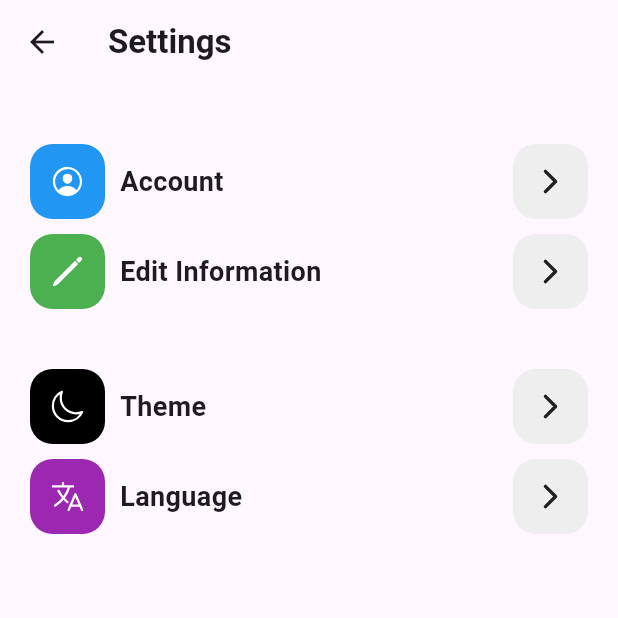
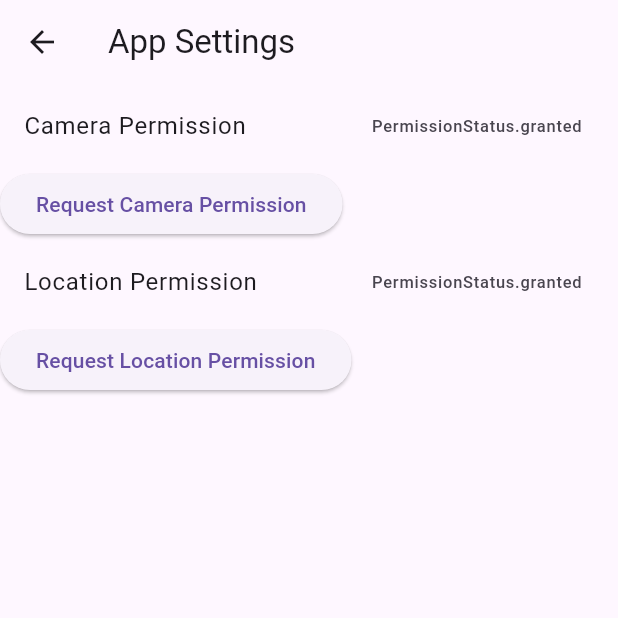
Before and after one commit to nkstriker007/Cycle-Management-System, a Flutter app: the SettingsScreen screen opened by its route, on a phone screen of 412 x 824 dp, the top half of it. Run offline on Flutter 3.47's test engine with Material 2 defaults, Android fonts, the phone set to English and light mode, and no system bars; our stand-ins replace cloud_firestore, firebase_auth, firebase_core, firebase_storage, fl_chart, get and 6 more; accounts and stored records are empty.

Commit message:
settings

```diff
--- a/lib/main.dart
+++ b/lib/main.dart
@@ -39,7 +39,7 @@ class MyApp extends StatelessWidget {
         AppRoutes.homeScreen: (context) => HomeScreen(),
         AppRoutes.signUpScreen: (context) => const SignUpScreen(),
         AppRoutes.splashScreen: (context) => const SplashScreen(),
-        '/settings':(context)=> const SettingsScreen(),
+        '/settings':(context)=> SettingsScreen(),
         '/current':(context)=> HomePage(),
       },
       initialRoute: AppRoutes.splashScreen,
--- a/lib/view/screens/settings_screen.dart
+++ b/lib/view/screens/settings_screen.dart
@@ -1,76 +1,161 @@
+// import 'package:flutter/material.dart';
+// import 'package:get/get.dart';
+// import 'package:basics_firebase/view/home_screen/home_screen.dart';
+// import 'package:basics_firebase/core/controller/login_sign_up_controller.dart';
+// import 'package:get/get_core/src/get_main.dart';
+// import 'package:ionicons/ionicons.dart';
+// import 'package:basics_firebase/widgets/settings_tile.dart';
+// import '';
+// import '../../core/constant/app_route.dart';
+// class SettingsScreen extends StatefulWidget {
+//   const SettingsScreen({Key? key}) : super(key: key);
+//
+//   @override
+//   State<SettingsScreen> createState() => _SettingsScreenState();
+// }
+//
+// class _SettingsScreenState extends State<SettingsScreen> {
+//   @override
+//   Widget build(BuildContext context) {
+//     return Scaffold(
+//       appBar: AppBar(
+//         title: Text("Settings",
+//         style: TextStyle(
+//           fontWeight: FontWeight.bold,
+//
+//         ),),
+//       ),
+//       body: SafeArea(
+//         child: Padding(
+//           padding: const EdgeInsets.symmetric(horizontal: 20),
+//           child: Column(
+//             crossAxisAlignment: CrossAxisAlignment.start,
+//             children: [
+//               const SizedBox(height: 40),
+//               SettingsTile(
+//                 color: Colors.blue,
+//                 icon: Ionicons.person_circle_outline,
+//                 title: "Account",
+//                 onTap: () {},
+//               ),
+//               const SizedBox(
+//                 height: 10,
+//               ),
+//               SettingsTile(
+//                 color: Colors.green,
+//                 icon: Ionicons.pencil_outline,
+//                 title: "Edit Information",
+//                 onTap: () {},
+//               ),
+//               const SizedBox(
+//                 height: 40,
+//               ),
+//               SettingsTile(
+//                 color: Colors.black,
+//                 icon: Ionicons.moon_outline,
+//                 title: "Theme",
+//                 onTap: () {},
+//               ),
+//               const SizedBox(
+//                 height: 10,
+//               ),
+//               SettingsTile(
+//                 color: Colors.purple,
+//                 icon: Ionicons.language_outline,
+//                 title: "Language",
+//                 onTap: () {},
+//               ),
+//               const SizedBox(
+//                 height: 40,
+//               ),
+//             ],
+//           ),
+//         ),
+//       ),
+//     );
+//   }
+// }
 import 'package:flutter/material.dart';
-import 'package:get/get.dart';
-import 'package:basics_firebase/view/home_screen/home_screen.dart';
-import 'package:basics_firebase/core/controller/login_sign_up_controller.dart';
-import 'package:get/get_core/src/get_main.dart';
-import 'package:ionicons/ionicons.dart';
-import 'package:basics_firebase/widgets/settings_tile.dart';
-import '';
-import '../../core/constant/app_route.dart';
+import 'package:permission_handler/permission_handler.dart';
+
 class SettingsScreen extends StatefulWidget {
-  const SettingsScreen({Key? key}) : super(key: key);
-
   @override
-  State<SettingsScreen> createState() => _SettingsScreenState();
+  _SettingsScreenState createState() => _SettingsScreenState();
 }
 
 class _SettingsScreenState extends State<SettingsScreen> {
+  late PermissionStatus _cameraStatus;
+  late PermissionStatus _locationStatus;
+
+  @override
+  void initState() {
+    super.initState();
+    _checkPermissions();
+  }
+
+  Future<void> _checkPermissions() async {
+    final cameraStatus = await Permission.camera.status;
+    final locationStatus = await Permission.location.status;
+
+    setState(() {
+      _cameraStatus = cameraStatus;
+      _locationStatus = locationStatus;
+    });
+  }
+
+  Future<void> _requestCameraPermission() async {
+    final status = await Permission.camera.request();
+
+    setState(() {
+      _cameraStatus = status;
+    });
+  }
+
+  Future<void> _requestLocationPermission() async {
+    final status = await Permission.location.request();
+
+    setState(() {
+      _locationStatus = status;
+    });
+  }
+
   @override
   Widget build(BuildContext context) {
     return Scaffold(
       appBar: AppBar(
-        title: Text("Settings",
-        style: TextStyle(
-          fontWeight: FontWeight.bold,
-
-        ),),
+        title: Text("App Settings"),
       ),
-      body: SafeArea(
-        child: Padding(
-          padding: const EdgeInsets.symmetric(horizontal: 20),
-          child: Column(
-            crossAxisAlignment: CrossAxisAlignment.start,
+      body: Column(
+        children: [
+          ListTile(
+            title: Text("Camera Permission"),
+            trailing: Text(_cameraStatus.toString()),
+          ),
+          Row(
             children: [
-              const SizedBox(height: 40),
-              SettingsTile(
-                color: Colors.blue,
-                icon: Ionicons.person_circle_outline,
-                title: "Account",
-                onTap: () {},
-              ),
-              const SizedBox(
-                height: 10,
-              ),
-              SettingsTile(
-                color: Colors.green,
-                icon: Ionicons.pencil_outline,
-                title: "Edit Information",
-                onTap: () {},
-              ),
-              const SizedBox(
-                height: 40,
-              ),
-              SettingsTile(
-                color: Colors.black,
-                icon: Ionicons.moon_outline,
-                title: "Theme",
-                onTap: () {},
-              ),
-              const SizedBox(
-                height: 10,
-              ),
-              SettingsTile(
-                color: Colors.purple,
-                icon: Ionicons.language_outline,
-                title: "Language",
-                onTap: () {},
-              ),
-              const SizedBox(
-                height: 40,
+              ElevatedButton(
+                onPressed: () {
+                  _requestCameraPermission();
+                },
+                child: Text("Request Camera Permission"),
               ),
             ],
           ),
-        ),
+          ListTile(
+            title: Text("Location Permission"),
+            trailing: Text(_locationStatus.toString()),
+          ),
+          Row(
+            children: [
+              ElevatedButton(
+                onPressed: () {
+                  _requestLocationPermission();
+                },
+                child: Text("Request Location Permission"),
+              ),
+            ],
+          ),
+        ],
       ),
     );
   }
```
